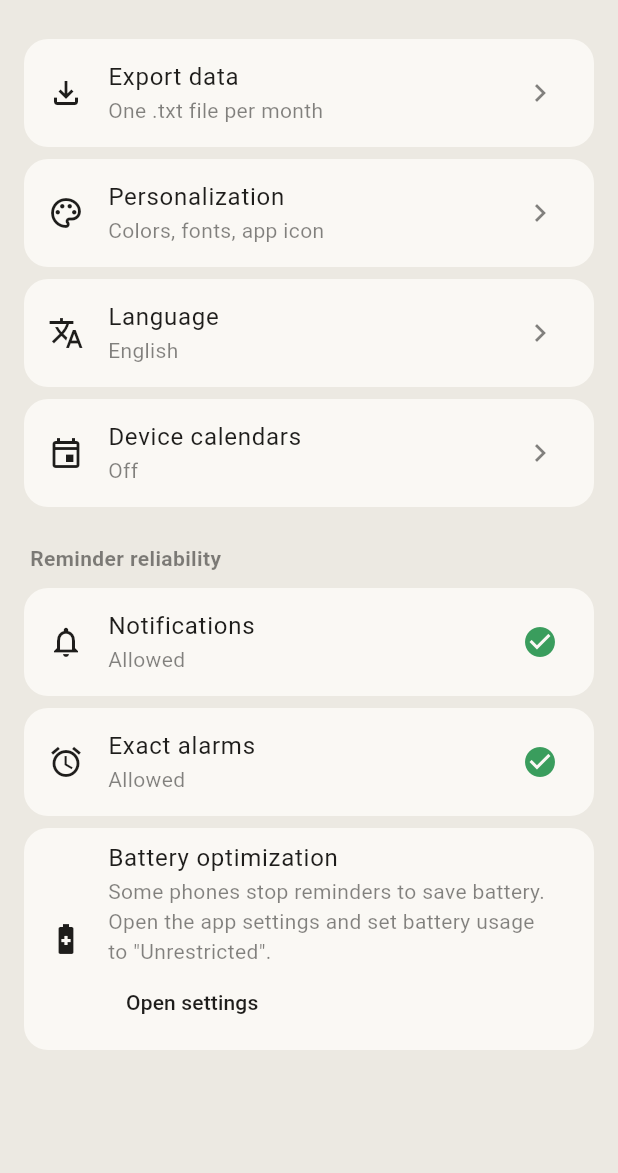
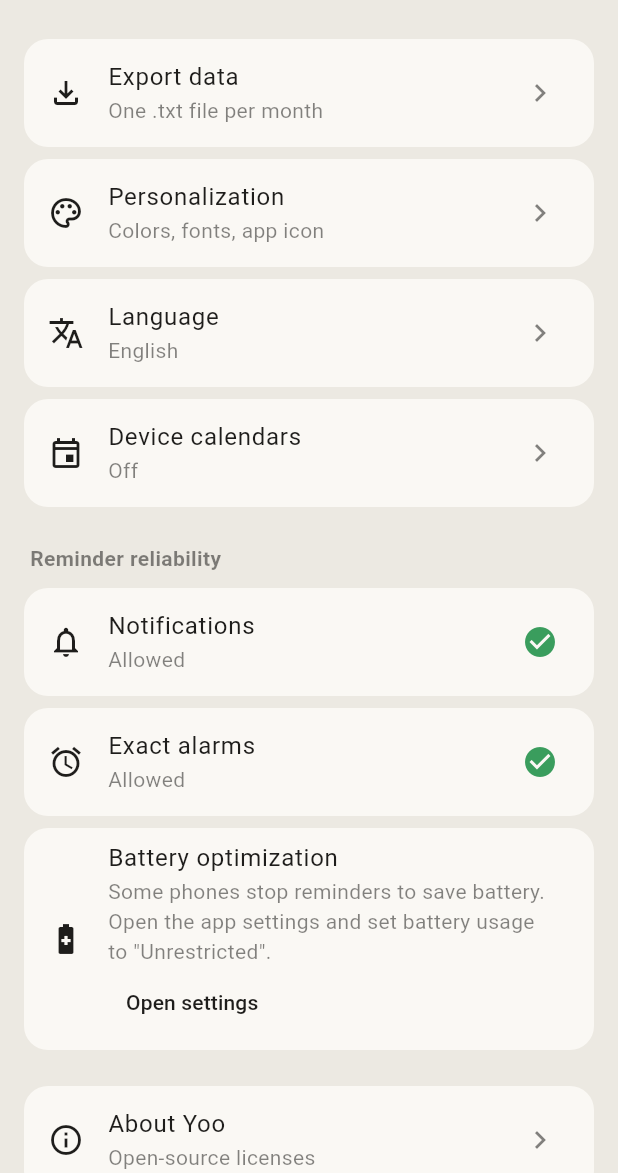
Before and after one commit to jurijscandola/yoo, a Flutter app: the SettingsScreen screen opened by its route, after a tap on "English", on a phone screen of 412 x 824 dp, the part 63-1236 px from its top. Run offline on Flutter 3.47's test engine with Material 3 defaults, Android fonts, the phone set to English and light mode, and no system bars; our stand-ins replace drift, drift_flutter, flutter_local_notifications, flutter_riverpod, flutter_timezone, go_router and 4 more; missing offline and left inert: device_calendar_plus, workmanager; accounts and stored records are empty; generated files the repository leaves out were written again.

Commit message:
Phase 9.3: 'About Yoo' with the license page; accessibility checks
- Settings: 'About Yoo' opens the license page (bundled font licenses
  included)
- tests: calendar day cells are announced with their full localized date
  (table_calendar owns the cell label, so the day status stays in the
  summary), and the license page opens from Settings

Co-Authored-By: Claude Opus 5.5 <noreply@anthropic.com>

```diff
--- a/lib/features/settings/presentation/settings_screen.dart
+++ b/lib/features/settings/presentation/settings_screen.dart
@@ -50,6 +50,17 @@ class SettingsScreen extends ConsumerWidget {
             onTap: () => context.push(Routes.externalCalendars),
           ),
           const ReminderReliabilitySection(),
+          const SizedBox(height: 16),
+          SettingsTile(
+            icon: Icons.info_outline,
+            title: l10n.settingsAbout,
+            subtitle: l10n.settingsAboutSubtitle,
+            onTap: () => showLicensePage(
+              context: context,
+              applicationName: l10n.appTitle,
+              applicationLegalese: l10n.aboutLegalese,
+            ),
+          ),
         ],
       ),
     );
--- a/lib/l10n/app_en.arb
+++ b/lib/l10n/app_en.arb
@@ -293,5 +293,8 @@
   "appIconSunset": "Sunset",
   "themeReset": "Reset to default",
   "previewActivityOne": "Morning walk",
-  "previewActivityTwo": "Read 20 pages"
+  "previewActivityTwo": "Read 20 pages",
+  "settingsAbout": "About Yoo",
+  "settingsAboutSubtitle": "Open-source licenses",
+  "aboutLegalese": "Small recurring activities, reliable reminders."
 }
--- a/lib/l10n/app_it.arb
+++ b/lib/l10n/app_it.arb
@@ -241,5 +241,8 @@
   "appIconSunset": "Tramonto",
   "themeReset": "Ripristina predefiniti",
   "previewActivityOne": "Passeggiata mattutina",
-  "previewActivityTwo": "Leggere 20 pagine"
+  "previewActivityTwo": "Leggere 20 pagine",
+  "settingsAbout": "Informazioni su Yoo",
+  "settingsAboutSubtitle": "Licenze open source",
+  "aboutLegalese": "Piccole attività ricorrenti, promemoria affidabili."
 }
--- a/lib/l10n/gen/app_localizations.dart
+++ b/lib/l10n/gen/app_localizations.dart
@@ -1214,6 +1214,24 @@ abstract class AppLocalizations {
   /// In en, this message translates to:
   /// **'Read 20 pages'**
   String get previewActivityTwo;
+
+  /// No description provided for @settingsAbout.
+  ///
+  /// In en, this message translates to:
+  /// **'About Yoo'**
+  String get settingsAbout;
+
+  /// No description provided for @settingsAboutSubtitle.
+  ///
+  /// In en, this message translates to:
+  /// **'Open-source licenses'**
+  String get settingsAboutSubtitle;
+
+  /// No description provided for @aboutLegalese.
+  ///
+  /// In en, this message translates to:
+  /// **'Small recurring activities, reliable reminders.'**
+  String get aboutLegalese;
 }
 
 class _AppLocalizationsDelegate extends LocalizationsDelegate<AppLocalizations> {
--- a/lib/l10n/gen/app_localizations_en.dart
+++ b/lib/l10n/gen/app_localizations_en.dart
@@ -614,4 +614,13 @@ class AppLocalizationsEn extends AppLocalizations {
 
   @override
   String get previewActivityTwo => 'Read 20 pages';
+
+  @override
+  String get settingsAbout => 'About Yoo';
+
+  @override
+  String get settingsAboutSubtitle => 'Open-source licenses';
+
+  @override
+  String get aboutLegalese => 'Small recurring activities, reliable reminders.';
 }
--- a/lib/l10n/gen/app_localizations_it.dart
+++ b/lib/l10n/gen/app_localizations_it.dart
@@ -614,4 +614,13 @@ class AppLocalizationsIt extends AppLocalizations {
 
   @override
   String get previewActivityTwo => 'Leggere 20 pagine';
+
+  @override
+  String get settingsAbout => 'Informazioni su Yoo';
+
+  @override
+  String get settingsAboutSubtitle => 'Licenze open source';
+
+  @override
+  String get aboutLegalese => 'Piccole attività ricorrenti, promemoria affidabili.';
 }
```
Also changed, not shown: 1 other file.
